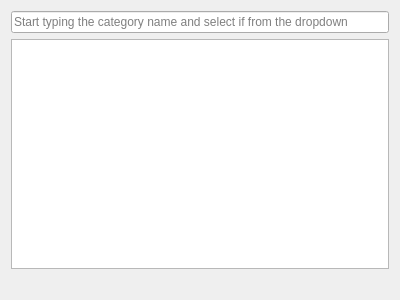
The window that InvenTree_dialogs/dialogselectinventreecategory.ui (martonmiklos/qntree) describes before a commit, drawn with Qt 5.
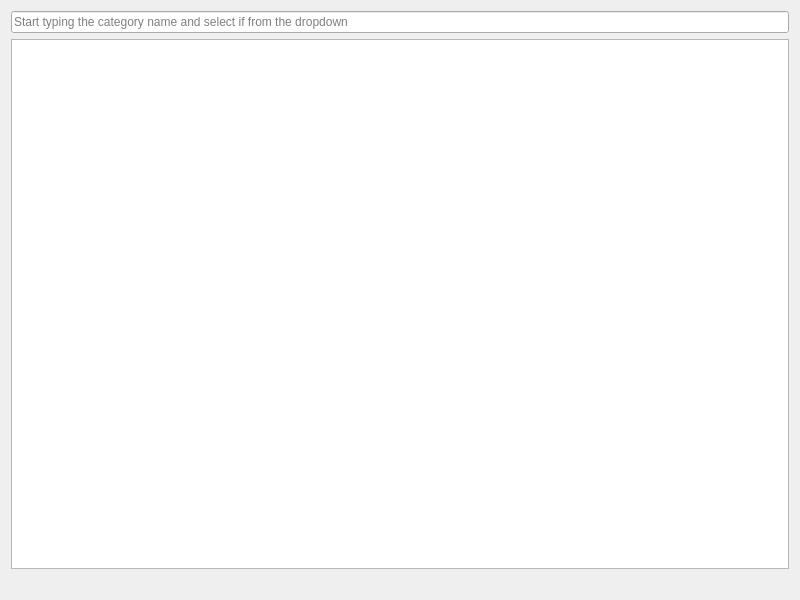
The same window after the commit. Custom widgets are drawn as their Qt base class.

What changed in the file:
```diff
--- a/InvenTree_dialogs/dialogselectinventreecategory.ui
+++ b/InvenTree_dialogs/dialogselectinventreecategory.ui
@@ -6,10 +6,16 @@
    <rect>
     <x>0</x>
     <y>0</y>
-    <width>400</width>
-    <height>300</height>
+    <width>800</width>
+    <height>600</height>
    </rect>
   </property>
+  <property name="minimumSize">
+   <size>
+    <width>800</width>
+    <height>600</height>
+   </size>
+  </property>
   <property name="windowTitle">
    <string>Select category</string>
   </property>
@@ -33,6 +39,13 @@
    </item>
   </layout>
  </widget>
+ <customwidgets>
+  <customwidget>
+   <class>InventreeCategoryPathLineEdit</class>
+   <extends>QLineEdit</extends>
+   <header>inventreecategorypathlineedit.h</header>
+  </customwidget>
+ </customwidgets>
  <resources/>
  <connections/>
 </ui>
```
Left out of the diff: 2 changed lines with no effect on the pictures.
